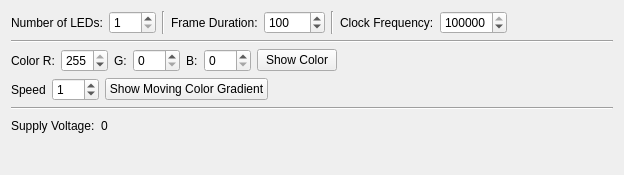
Tinkerforge/brickv, file src/brickv/plugin_system/plugins/led_strip/ui/led_strip.ui: the form before one commit.
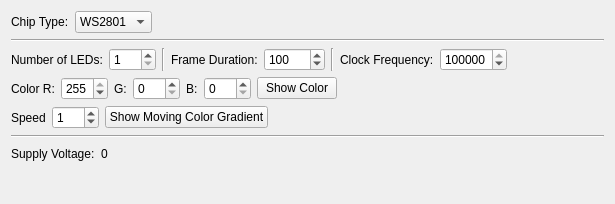
The form after the commit.

Commit message: Add support for WS2811 and WS2812 for LED Strip Bricklet

Patch:
```diff
--- a/src/brickv/plugin_system/plugins/led_strip/ui/led_strip.ui
+++ b/src/brickv/plugin_system/plugins/led_strip/ui/led_strip.ui
@@ -6,14 +6,64 @@
    <rect>
     <x>0</x>
     <y>0</y>
-    <width>624</width>
-    <height>175</height>
+    <width>615</width>
+    <height>204</height>
    </rect>
   </property>
   <property name="windowTitle">
    <string>Form</string>
   </property>
   <layout class="QVBoxLayout" name="verticalLayout_6">
+   <item>
+    <layout class="QHBoxLayout" name="horizontalLayout_5">
+     <item>
+      <widget class="QLabel" name="chip_type_label">
+       <property name="text">
+        <string>Chip Type:</string>
+       </property>
+      </widget>
+     </item>
+     <item>
+      <widget class="QComboBox" name="chip_type_combobox">
+       <item>
+        <property name="text">
+         <string>WS2801</string>
+        </property>
+       </item>
+       <item>
+        <property name="text">
+         <string>WS2811</string>
+        </property>
+       </item>
+       <item>
+        <property name="text">
+         <string>WS2812</string>
+        </property>
+       </item>
+      </widget>
+     </item>
+     <item>
+      <spacer name="horizontalSpacer_5">
+       <property name="orientation">
+        <enum>Qt::Horizontal</enum>
+       </property>
+       <property name="sizeHint" stdset="0">
+        <size>
+         <width>40</width>
+         <height>20</height>
+        </size>
+       </property>
+      </spacer>
+     </item>
+    </layout>
+   </item>
+   <item>
+    <widget class="Line" name="line_5">
+     <property name="orientation">
+      <enum>Qt::Horizontal</enum>
+     </property>
+    </widget>
+   </item>
    <item>
     <layout class="QHBoxLayout" name="horizontalLayout">
      <item>
@@ -105,13 +155,6 @@
      </item>
     </layout>
    </item>
-   <item>
-    <widget class="Line" name="line_2">
-     <property name="orientation">
-      <enum>Qt::Horizontal</enum>
-     </property>
-    </widget>
-   </item>
    <item>
     <layout class="QHBoxLayout" name="horizontalLayout_2">
      <item>
```
Left out of the diff: 2 changed lines with no effect on the pictures. The commit also changes 4 other files.
